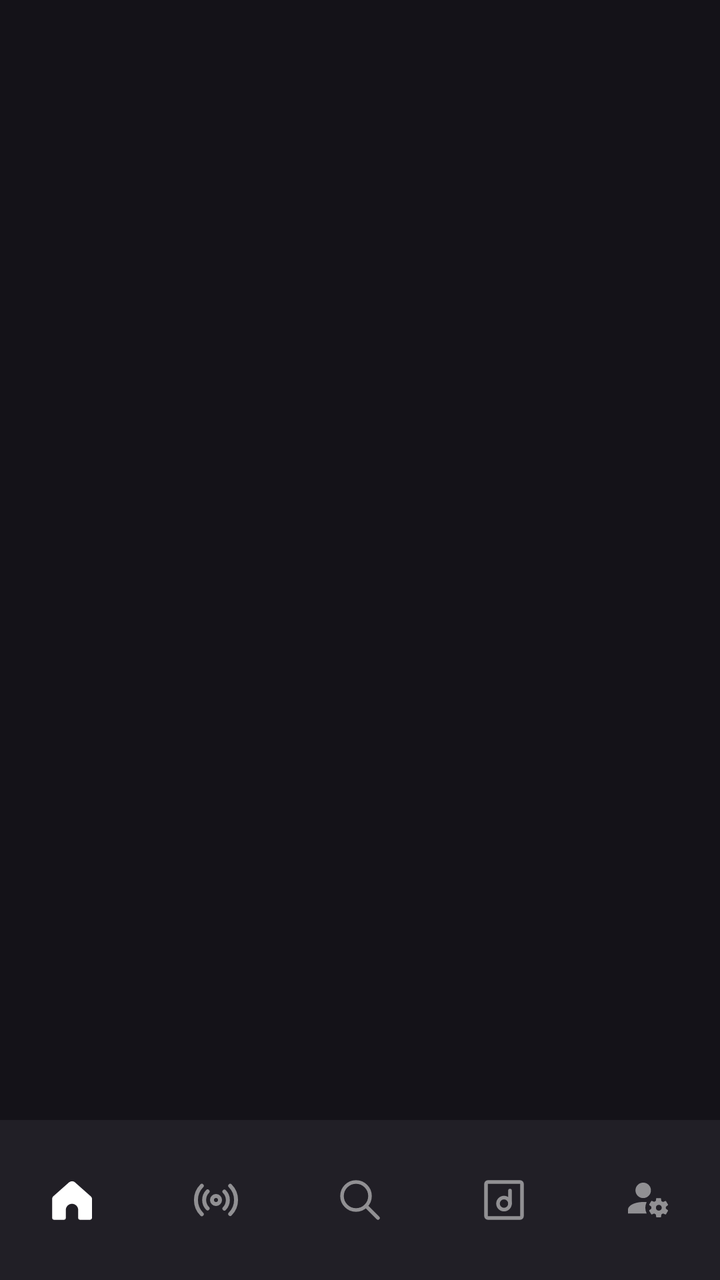
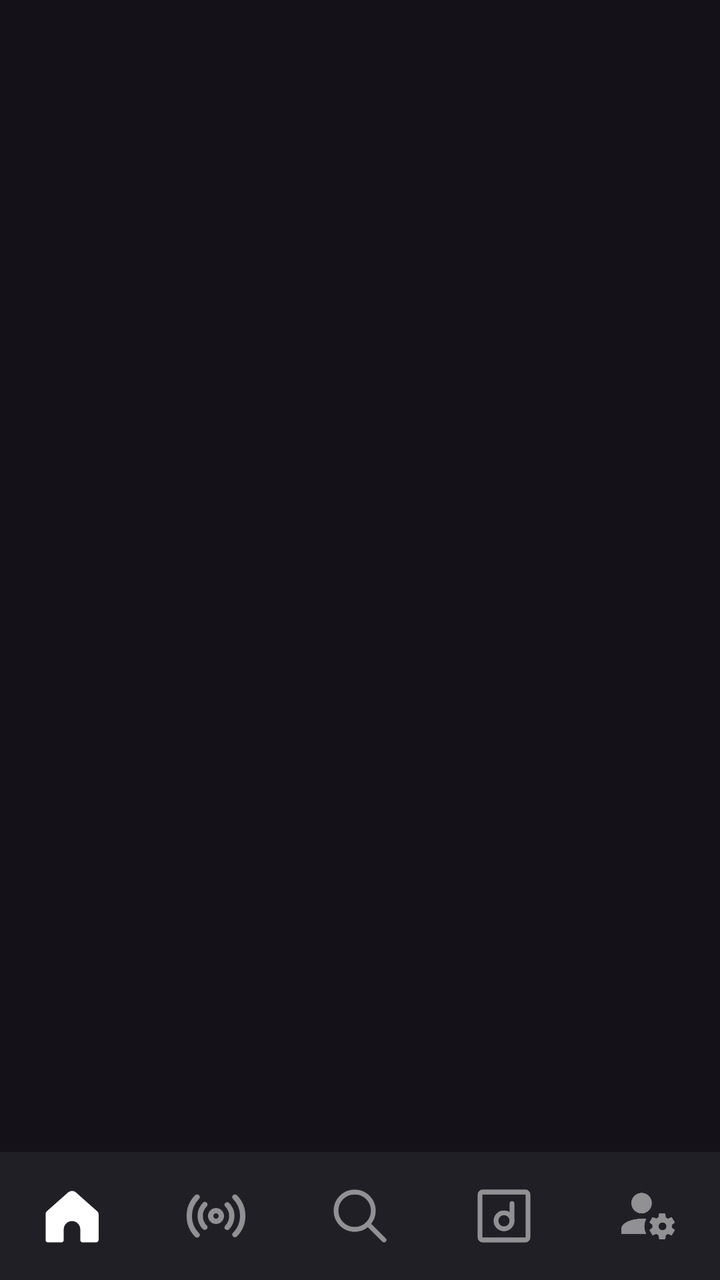

The first picture is an Android layout as it rendered before a commit; the second is the same layout after the commit. The layout source and the unified diff follow.
<!-- AndroidManifest.xml: application theme Theme.HamrahangMobile -->
<!-- res/layout/activity_main.xml -->
<?xml version="1.0" encoding="utf-8"?>
<LinearLayout xmlns:android="http://schemas.android.com/apk/res/android"
    xmlns:app="http://schemas.android.com/apk/res-auto"
    android:layout_width="match_parent"
    android:layout_height="match_parent"
    android:orientation="vertical">

    <LinearLayout
        android:id="@+id/content"
        android:layout_width="match_parent"
        android:layout_height="0dp"
        android:layout_weight="1"
        android:orientation="vertical">

        <FrameLayout
            android:id="@+id/fragmentContainer"
            android:layout_width="match_parent"
            android:layout_height="0dp"
            android:layout_weight="1" />

        <LinearLayout
            android:id="@+id/miniPlayer"
            android:layout_width="match_parent"
            android:layout_height="56dp"
            android:background="?attr/colorSurfaceContainerHigh"
            android:gravity="center_vertical"
            android:orientation="horizontal"
            android:paddingStart="12dp"
            android:paddingEnd="4dp"
            android:visibility="gone">

            <ImageView
                android:id="@+id/miniArtwork"
                android:layout_width="40dp"
                android:layout_height="40dp"
                android:importantForAccessibility="no" />

            <TextView
                android:id="@+id/miniTitle"
                android:layout_width="0dp"
                android:layout_height="wrap_content"
                android:layout_marginStart="12dp"
                android:layout_weight="1"
                android:ellipsize="end"
                android:maxLines="1"
                android:textAppearance="?attr/textAppearanceBodyMedium" />

            <ImageButton
                android:id="@+id/miniPlayPause"
                android:layout_width="48dp"
                android:layout_height="48dp"
                android:background="?attr/selectableItemBackgroundBorderless"
                android:contentDescription="@string/play_pause"
                android:src="@drawable/ic_play" />
        </LinearLayout>
    </LinearLayout>

    
    <com.google.android.material.bottomnavigation.BottomNavigationView
        android:id="@+id/bottomNav"
        android:layout_width="match_parent"
        android:layout_height="wrap_content"
        android:layoutDirection="ltr"
        app:itemBackground="@android:color/transparent"
        app:itemIconTint="@color/bottom_nav_icon_tint"
        app:labelVisibilityMode="unlabeled"
        app:menu="@menu/bottom_nav" />
</LinearLayout>
<!-- resources referenced by this layout -->
<resources>
  <!-- drawable ic_play (drawable) -->
  <?xml version="1.0" encoding="utf-8"?>
  <vector xmlns:android="http://schemas.android.com/apk/res/android"
      android:width="24dp"
      android:height="24dp"
      android:viewportWidth="24"
      android:viewportHeight="24">
      <path android:fillColor="#FFFFFFFF" android:pathData="M8,5v14l11,-7z" />
  </vector>
  <string name="play_pause">Play or pause</string>
  <style name="Theme.HamrahangMobile" parent="Theme.Material3.Dark.NoActionBar" />
</resources>

<!-- the commit's change to res/layout/activity_main.xml (unified diff, before → after) -->
@@ -59,10 +59,16 @@
     <com.google.android.material.bottomnavigation.BottomNavigationView
         android:id="@+id/bottomNav"
         android:layout_width="match_parent"
-        android:layout_height="wrap_content"
+        android:layout_height="64dp"
         android:layoutDirection="ltr"
+        android:minHeight="64dp"
+        app:itemActiveIndicatorStyle="@style/Widget.Hamrahang.BottomNavIndicator"
         app:itemBackground="@android:color/transparent"
+        app:itemIconSize="32dp"
         app:itemIconTint="@color/bottom_nav_icon_tint"
+        app:itemPaddingBottom="4dp"
+        app:itemPaddingTop="4dp"
+        app:itemRippleColor="@android:color/transparent"
         app:labelVisibilityMode="unlabeled"
         app:menu="@menu/bottom_nav" />
 </LinearLayout>
<!-- resource entries referenced after the edit -->
@@ -10,6 +10,11 @@
       <path android:fillColor="#FFFFFFFF" android:pathData="M8,5v14l11,-7z" />
   </vector>
   <string name="play_pause">Play or pause</string>
+  <style name="Widget.Hamrahang.BottomNavIndicator" parent="Widget.Material3.BottomNavigationView.ActiveIndicator">
+          <item name="android:color">@android:color/transparent</item>
+          <item name="android:width">0dp</item>
+          <item name="android:height">0dp</item>
+      </style>
   <style name="Theme.HamrahangMobile" parent="Theme.Material3.Dark.NoActionBar" />
 </resources>
 
